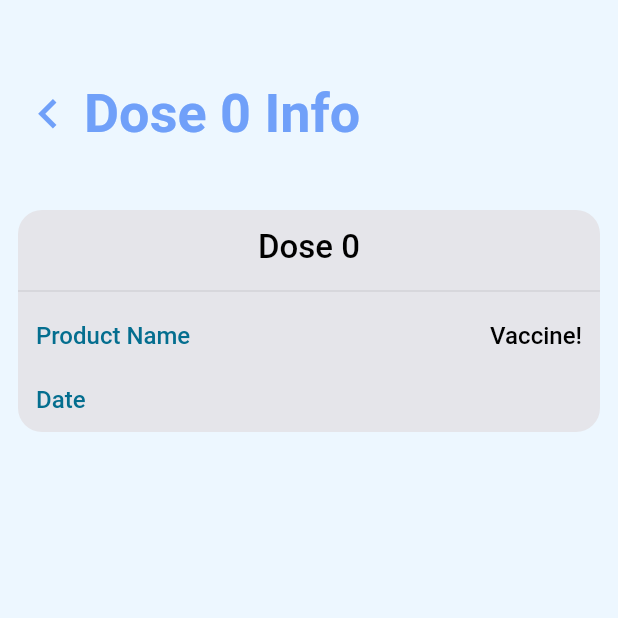
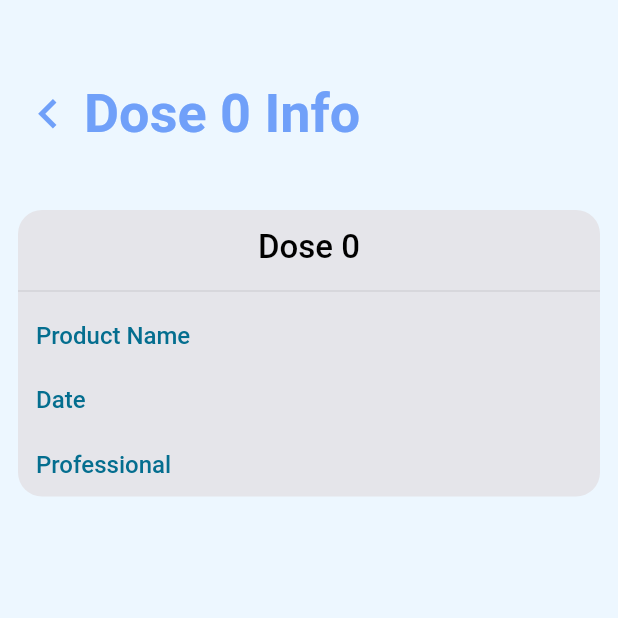
Before and after one commit to George-Hacks-Team-18/app, a Flutter app: the DoseInfoPage screen opened directly with empty values, on a phone screen of 412 x 824 dp, the top half of it. Run offline on Flutter 3.47's test engine with Material 2 defaults, Android fonts, the phone set to English and light mode, and no system bars.

Commit message:
cleaned code

```diff
--- a/lib/globals/account.dart
+++ /dev/null
@@ -1,2 +0,0 @@
-bool signedIn = false;
-bool doctor = false;
--- a/lib/globals/patient_info.dart
+++ /dev/null
@@ -1,16 +0,0 @@
-import 'package:app/models/patient.dart';
-
-Patient patient = new Patient(
-  firstName: 'Jason',
-  lastName: 'Telanoff',
-  middleName: 'F',
-  dateOfBirth: '07/30/04',
-  patientNumber: '123456',
-  product: 'Vaccine!',
-  doses: [
-    new Dose(
-      date: '01/12/21',
-      professionalOrClinic: 'Dr. RealDoctor',
-    )
-  ],
-);
--- a/lib/pages/doctor/edit_patient_info_page.dart
+++ b/lib/pages/doctor/edit_patient_info_page.dart
@@ -9,7 +9,6 @@ import 'package:app/components/themed_text.dart';
 import 'package:app/components/themed_text_field.dart';
 import 'package:app/globals/app_theme.dart';
 import 'package:app/globals/getData.dart';
-import 'package:app/globals/patient_info.dart';
 import 'package:app/models/patient.dart';
 import 'package:app/models/postData.dart';
 import 'package:flutter/material.dart';
--- a/lib/pages/patient/dose_info_page.dart
+++ b/lib/pages/patient/dose_info_page.dart
@@ -9,14 +9,17 @@ import 'package:app/components/themed_text.dart';
 import 'package:app/components/themed_text_field.dart';
 import 'package:app/globals/app_theme.dart';
 import 'package:app/globals/getData.dart';
-import 'package:app/globals/patient_info.dart';
 import 'package:app/models/patient.dart';
 import 'package:flutter/material.dart';
 
 class DoseInfoPage extends StatelessWidget {
   final Dose dose;
   final int doseNum;
-  DoseInfoPage(this.dose, this.doseNum);
+  final String productName;
+  DoseInfoPage(
+      {@required this.dose,
+      @required this.doseNum,
+      @required this.productName});
 
   @override
   Widget build(BuildContext context) {
@@ -31,10 +34,10 @@ class DoseInfoPage extends StatelessWidget {
             Section(
               title: 'Dose $doseNum',
               children: [
-                InfoTile(patient.product, 'Product Name'),
+                InfoTile(productName, 'Product Name'),
                 // InfoTile(dose.lotNumber, 'Lot Number'),
                 InfoTile(dose.date, 'Date'),
-                // InfoTile(dose.professionalOrClinic, 'Professional'),
+                InfoTile(dose.professionalOrClinic ?? 'N/A', 'Professional'),
               ],
             ),
           ],
--- a/lib/pages/patient/login_page/login_function.dart
+++ b/lib/pages/patient/login_page/login_function.dart
@@ -1,4 +1,3 @@
-import 'package:app/globals/patient_info.dart';
 import 'package:flutter/material.dart';
 import 'package:app/globals/getData.dart';
 
```
Also changed, not shown: lib/pages/patient/home_page.dart (+14 -12 lines).
